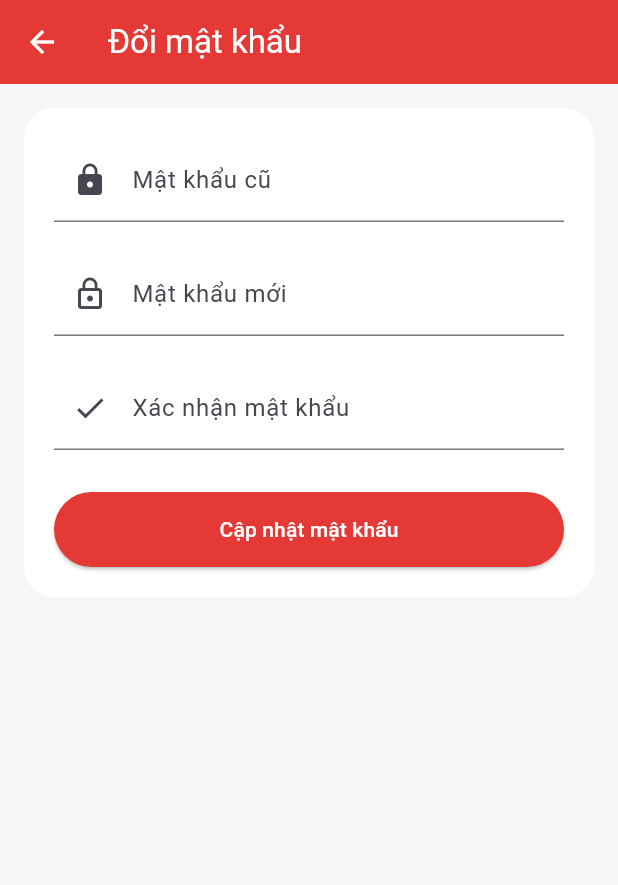
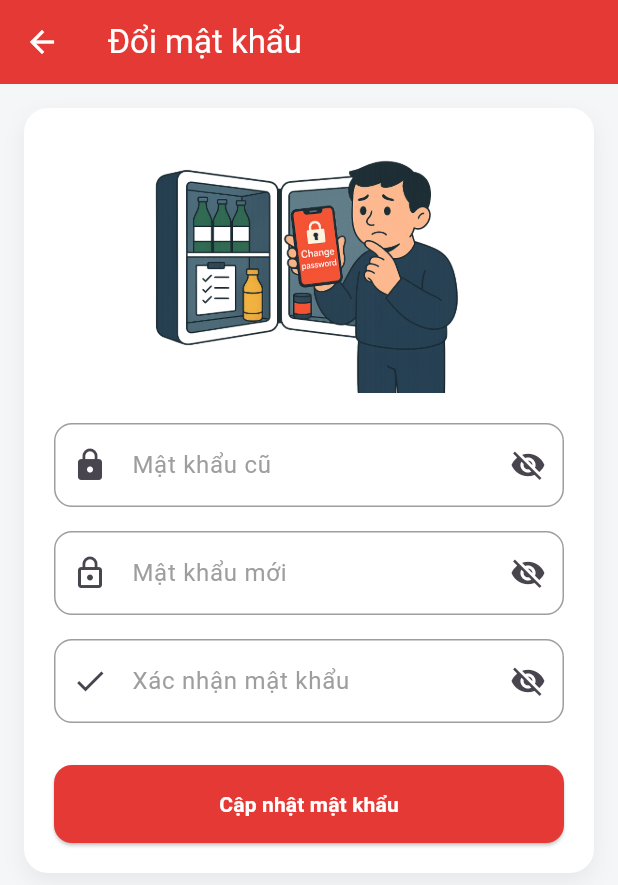
Before and after one commit to Banh983/billing_app, a Flutter app: the ProfilePage screen opened directly with empty values, scrolled down 172 dp, after a tap on "Đổi mật khẩu", on a phone screen of 412 x 824 dp. Shown: the top 885 px of the screen. Run offline on Flutter 3.47's test engine with Material 3 defaults, Android fonts, the phone set to English and light mode, and no system bars; our stand-ins replace another_flushbar; network calls fail.

```diff
--- /dev/null
+++ b/lib/ui/helpers/custom_input_field.dart
@@ -0,0 +1,85 @@
+import 'package:flutter/material.dart';
+
+class CustomInputField extends StatefulWidget {
+  final TextEditingController controller;
+  final String label;
+  final IconData icon;
+
+  final bool isPassword;
+  final bool? initialObscure;
+
+  final Function(String)? onSubmitted;
+
+  const CustomInputField({
+    super.key,
+    required this.controller,
+    required this.label,
+    required this.icon,
+    this.isPassword = false,
+    this.initialObscure,
+    this.onSubmitted,
+  });
+
+  @override
+  State<CustomInputField> createState() => _CustomInputFieldState();
+}
+
+class _CustomInputFieldState extends State<CustomInputField> {
+  static const primaryRed = Color(0xFFE53935);
+
+  late bool _obscure;
+
+  @override
+  void initState() {
+    super.initState();
+    _obscure = widget.initialObscure ?? widget.isPassword;
+  }
+
+  void _toggle() {
+    setState(() {
+      _obscure = !_obscure;
+    });
+  }
+
+  @override
+  Widget build(BuildContext context) {
+    return TextField(
+      controller: widget.controller,
+      obscureText: widget.isPassword ? _obscure : false,
+      cursorColor: primaryRed,
+      onSubmitted: widget.onSubmitted,
+
+      decoration: InputDecoration(
+        labelText: widget.label,
+
+        labelStyle: const TextStyle(color: Colors.grey),
+
+        floatingLabelStyle: const TextStyle(
+          color: primaryRed,
+          fontWeight: FontWeight.w500,
+        ),
+
+        prefixIcon: Icon(widget.icon),
+
+        suffixIcon: widget.isPassword
+            ? IconButton(
+                onPressed: _toggle,
+                icon: Icon(_obscure ? Icons.visibility_off : Icons.visibility),
+              )
+            : null,
+
+        border: OutlineInputBorder(borderRadius: BorderRadius.circular(12)),
+
+        enabledBorder: OutlineInputBorder(
+          borderRadius: BorderRadius.circular(12),
+          borderSide: const BorderSide(color: Colors.grey),
+        ),
+
+        focusedBorder: const OutlineInputBorder(
+          borderSide: BorderSide(color: primaryRed),
+          borderRadius: BorderRadius.all(Radius.circular(12)),
+        ),
+      ),
+    );
+  }
+}
--- a/lib/ui/login_page.dart
+++ b/lib/ui/login_page.dart
@@ -1,5 +1,7 @@
+import 'package:billing_app/ui/helpers/custom_input_field.dart';
 import 'package:flutter/material.dart';
 import 'package:provider/provider.dart';
+
 import '../provider/auth_provider.dart';
 import 'home_page.dart';
 
@@ -14,31 +16,11 @@ class _LoginPageState extends State<LoginPage> {
   final emailController = TextEditingController();
   final passwordController = TextEditingController();
 
-  final focusEmail = FocusNode();
-  final focusPassword = FocusNode();
-
   @override
   void dispose() {
     emailController.dispose();
     passwordController.dispose();
-    focusEmail.dispose();
-    focusPassword.dispose();
     super.dispose();
-  }
-
-  InputDecoration _input(String hint, IconData icon, bool focused) {
-    return InputDecoration(
-      hintText: hint,
-      prefixIcon: Icon(icon, color: Colors.red),
-      enabledBorder: OutlineInputBorder(
-        borderSide: BorderSide(color: Colors.red.shade200),
-        borderRadius: BorderRadius.circular(12),
-      ),
-      focusedBorder: OutlineInputBorder(
-        borderSide: const BorderSide(color: Colors.red, width: 2),
-        borderRadius: BorderRadius.circular(12),
-      ),
-    );
   }
 
   @override
@@ -47,11 +29,14 @@ class _LoginPageState extends State<LoginPage> {
 
     return Scaffold(
       backgroundColor: const Color(0xFFFFEBEE),
+
       body: Center(
         child: SingleChildScrollView(
           padding: const EdgeInsets.all(20),
+
           child: Column(
             children: [
+              // ================= IMAGE =================
               Container(
                 height: 260,
                 width: 260,
@@ -89,37 +74,35 @@ class _LoginPageState extends State<LoginPage> {
 
               const SizedBox(height: 25),
 
+              // ================= FORM =================
               Container(
                 padding: const EdgeInsets.all(20),
                 decoration: BoxDecoration(
                   color: Colors.white,
                   borderRadius: BorderRadius.circular(20),
                 ),
+
                 child: Column(
                   children: [
-                    TextField(
+                    // EMAIL
+                    CustomInputField(
                       controller: emailController,
-                      focusNode: focusEmail,
-                      decoration: _input(
-                        "Email",
-                        Icons.email,
-                        focusEmail.hasFocus,
-                      ).copyWith(errorText: auth.emailError),
+                      label: "Email",
+                      icon: Icons.email,
+                      isPassword: false,
                     ),
 
                     const SizedBox(height: 15),
 
-                    TextField(
+                    // PASSWORD
+                    CustomInputField(
                       controller: passwordController,
-                      focusNode: focusPassword,
-                      obscureText: true,
-                      decoration: _input(
-                        "Mật khẩu",
-                        Icons.lock,
-                        focusPassword.hasFocus,
-                      ).copyWith(errorText: auth.passwordError),
+                      label: "Mật khẩu",
+                      icon: Icons.lock,
+                      isPassword: true,
                     ),
 
+                    // ERROR GENERAL
                     if (auth.generalError != null) ...[
                       const SizedBox(height: 10),
                       Text(
@@ -130,6 +113,7 @@ class _LoginPageState extends State<LoginPage> {
 
                     const SizedBox(height: 25),
 
+                    // BUTTON
                     SizedBox(
                       width: double.infinity,
                       height: 50,
@@ -140,6 +124,7 @@ class _LoginPageState extends State<LoginPage> {
                             borderRadius: BorderRadius.circular(12),
                           ),
                         ),
+
                         onPressed: auth.loading
                             ? null
                             : () async {
@@ -162,9 +147,15 @@ class _LoginPageState extends State<LoginPage> {
                                   );
                                 }
                               },
+
                         child: auth.loading
-                            ? const CircularProgressIndicator(
-                                color: Colors.white,
+                            ? const SizedBox(
+                                width: 22,
+                                height: 22,
+                                child: CircularProgressIndicator(
+                                  strokeWidth: 2,
+                                  color: Colors.white,
+                                ),
                               )
                             : const Text(
                                 "ĐĂNG NHẬP",
--- a/lib/ui/profile_tab/change_password_page.dart
+++ b/lib/ui/profile_tab/change_password_page.dart
@@ -1,11 +1,17 @@
 import 'package:billing_app/provider/auth_provider.dart';
+import 'package:billing_app/ui/helpers/custom_input_field.dart';
 import 'package:billing_app/ui/helpers/toast_utils.dart';
 import 'package:flutter/material.dart';
 import 'package:provider/provider.dart';
 
-class ChangePasswordPage extends StatelessWidget {
+class ChangePasswordPage extends StatefulWidget {
   const ChangePasswordPage({super.key});
 
+  @override
+  State<ChangePasswordPage> createState() => _ChangePasswordPageState();
+}
+
+class _ChangePasswordPageState extends State<ChangePasswordPage> {
   static const primaryRed = Color(0xFFE53935);
 
   @override
@@ -27,60 +33,73 @@ class ChangePasswordPage extends StatelessWidget {
 
             child: Container(
               padding: const EdgeInsets.all(20),
-
               decoration: BoxDecoration(
                 color: Colors.white,
-                borderRadius: BorderRadius.circular(20),
+                borderRadius: BorderRadius.circular(16),
+                boxShadow: [
+                  BoxShadow(
+                    color: Colors.black.withOpacity(0.06),
+                    blurRadius: 12,
+                    offset: const Offset(0, 6),
+                  ),
+                ],
               ),
 
               child: Column(
+                crossAxisAlignment: CrossAxisAlignment.stretch,
                 children: [
-                  TextField(
-                    controller: provider.oldPassController,
-                    obscureText: true,
-                    textInputAction: TextInputAction.next,
-                    decoration: const InputDecoration(
-                      labelText: "Mật khẩu cũ",
-                      prefixIcon: Icon(Icons.lock),
+                  const SizedBox(height: 10),
+
+                  Center(
+                    child: Image.asset(
+                      "assets/images/change_password.png",
+                      height: 160,
+                      fit: BoxFit.contain,
                     ),
                   ),
 
                   const SizedBox(height: 20),
 
-                  TextField(
-                    controller: provider.newPassController,
-                    obscureText: true,
-                    textInputAction: TextInputAction.next,
-                    decoration: const InputDecoration(
-                      labelText: "Mật khẩu mới",
-                      prefixIcon: Icon(Icons.lock_outline),
-                    ),
+                  CustomInputField(
+                    controller: provider.oldPassController,
+                    label: "Mật khẩu cũ",
+                    icon: Icons.lock,
+                    isPassword: true,
                   ),
 
-                  const SizedBox(height: 20),
+                  const SizedBox(height: 16),
 
-                  TextField(
+                  CustomInputField(
+                    controller: provider.newPassController,
+                    label: "Mật khẩu mới",
+                    icon: Icons.lock_outline,
+                    isPassword: true,
+                  ),
+
+                  const SizedBox(height: 16),
+
+                  CustomInputField(
                     controller: provider.confirmPassController,
-                    obscureText: true,
-                    textInputAction: TextInputAction.done,
+                    label: "Xác nhận mật khẩu",
+                    icon: Icons.check,
+                    isPassword: true,
                     onSubmitted: (_) async {
                       await _handleChangePassword(context, provider);
                     },
-                    decoration: const InputDecoration(
-                      labelText: "Xác nhận mật khẩu",
-                      prefixIcon: Icon(Icons.check),
-                    ),
                   ),
 
                   const SizedBox(height: 28),
 
                   SizedBox(
                     width: double.infinity,
-                    height: 50,
+                    height: 52,
 
                     child: ElevatedButton(
                       style: ElevatedButton.styleFrom(
                         backgroundColor: primaryRed,
+                        shape: RoundedRectangleBorder(
+                          borderRadius: BorderRadius.circular(12),
+                        ),
                       ),
 
                       onPressed: provider.isChangingPassword
@@ -100,7 +119,10 @@ class ChangePasswordPage extends StatelessWidget {
                             )
                           : const Text(
                               "Cập nhật mật khẩu",
-                              style: TextStyle(color: Colors.white),
+                              style: TextStyle(
+                                color: Colors.white,
+                                fontWeight: FontWeight.w600,
+                              ),
                             ),
                     ),
                   ),
@@ -113,9 +135,6 @@ class ChangePasswordPage extends StatelessWidget {
     );
   }
 
-  // =========================
-  // FIXED HANDLER
-  // =========================
   Future<void> _handleChangePassword(
     BuildContext context,
     AuthProvider provider,
@@ -128,7 +147,7 @@ class ChangePasswordPage extends StatelessWidget {
     final message = result["message"] ?? "Có lỗi xảy ra";
 
     if (success) {
-      Navigator.pop(context); // quay về trước
+      Navigator.pop(context);
 
       WidgetsBinding.instance.addPostFrameCallback((_) {
         ToastUtils.success(context, message: message);
```
Also changed, not shown: lib/provider/employee_provider.dart (+29 -2 lines), lib/services/employee_service.dart (+31 -16 lines), lib/ui/employee_tab/components/employee_form_dialog.dart (+27 -7 lines), lib/ui/employee_tab/employee_page.dart (+7 -4 lines), assets/images/change_password.png (added).
